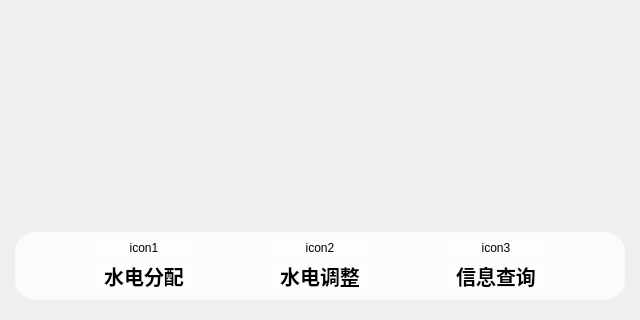
Qt form ui/widget.ui (JGSU-SoftwareEngineering/UtilityManagementSystem) before a commit; both pictures show x 0 to 640 and y 163 to 483 of the 640 by 483 pixel window.
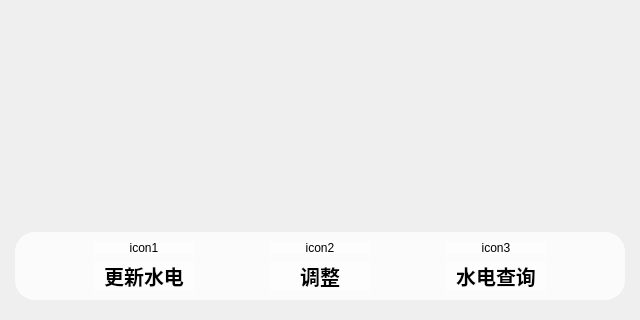
The same form after that commit. The open tabs and pages were chosen to show the change. Icons and pictures are not drawn. Custom widgets are drawn as their Qt base class.

Commit message: 完成水电管理

Diff of the .ui file:
```diff
--- a/ui/widget.ui
+++ b/ui/widget.ui
@@ -783,7 +783,7 @@
                 </font>
                </property>
                <property name="text">
-                <string>水电分配</string>
+                <string>更新水电</string>
                </property>
                <property name="alignment">
                 <set>Qt::AlignCenter</set>
@@ -806,7 +806,7 @@
                 </font>
                </property>
                <property name="text">
-                <string>水电调整</string>
+                <string>调整</string>
                </property>
                <property name="alignment">
                 <set>Qt::AlignCenter</set>
@@ -829,7 +829,7 @@
                 </font>
                </property>
                <property name="text">
-                <string>信息查询</string>
+                <string>水电查询</string>
                </property>
                <property name="alignment">
                 <set>Qt::AlignCenter</set>
```
The commit also changes 13 other files.
